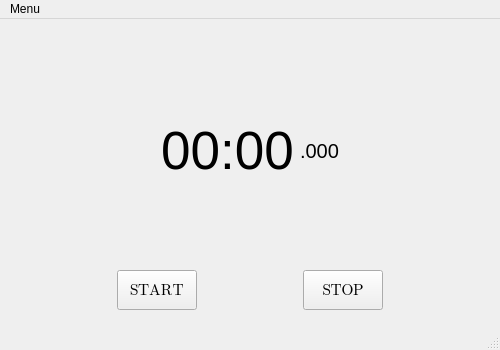
Before: the Qt Designer form mainwindow.ui in andrewromanyk/EyeQatcher, drawn with Qt 5.
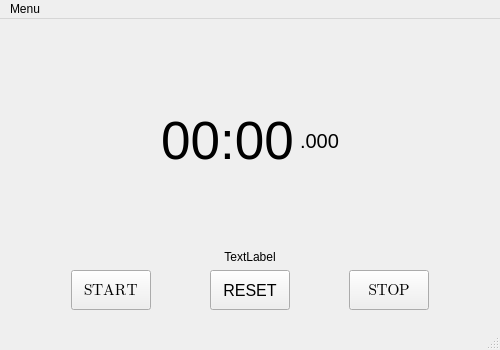
After: the same form once the commit is applied.

Diff of the .ui file:
```diff
--- a/mainwindow.ui
+++ b/mainwindow.ui
@@ -152,6 +152,16 @@
           </property>
          </spacer>
         </item>
+        <item>
+         <widget class="QLabel" name="currentStatusLabel">
+          <property name="text">
+           <string>TextLabel</string>
+          </property>
+          <property name="alignment">
+           <set>Qt::AlignmentFlag::AlignCenter</set>
+          </property>
+         </widget>
+        </item>
         <item>
          <layout class="QHBoxLayout" name="horizontalLayout_2">
           <item>
@@ -200,6 +210,38 @@
             </property>
            </spacer>
           </item>
+          <item>
+           <widget class="QPushButton" name="resetButton">
+            <property name="minimumSize">
+             <size>
+              <width>75</width>
+              <height>40</height>
+             </size>
+            </property>
+            <property name="font">
+             <font>
+              <pointsize>12</pointsize>
+              <bold>false</bold>
+             </font>
+            </property>
+            <property name="text">
+             <string>RESET</string>
+            </property>
+           </widget>
+          </item>
+          <item>
+           <spacer name="horizontalSpacer_10">
+            <property name="orientation">
+             <enum>Qt::Orientation::Horizontal</enum>
+            </property>
+            <property name="sizeHint" stdset="0">
+             <size>
+              <width>40</width>
+              <height>20</height>
+             </size>
+            </property>
+           </spacer>
+          </item>
           <item>
            <widget class="QPushButton" name="stopButton">
             <property name="minimumSize">
```
Left out of the diff: 7 changed lines with no effect on the pictures.
